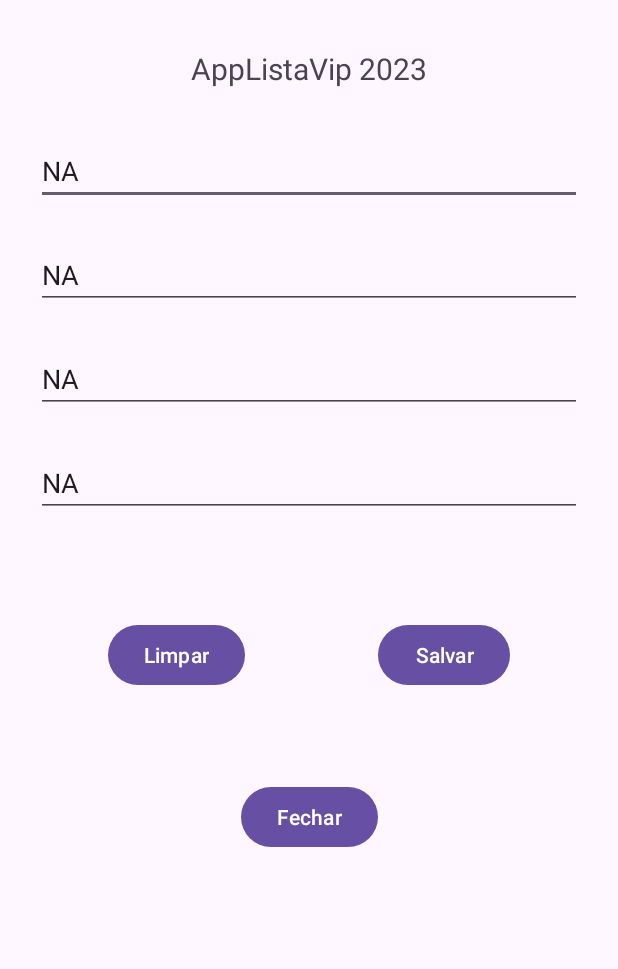
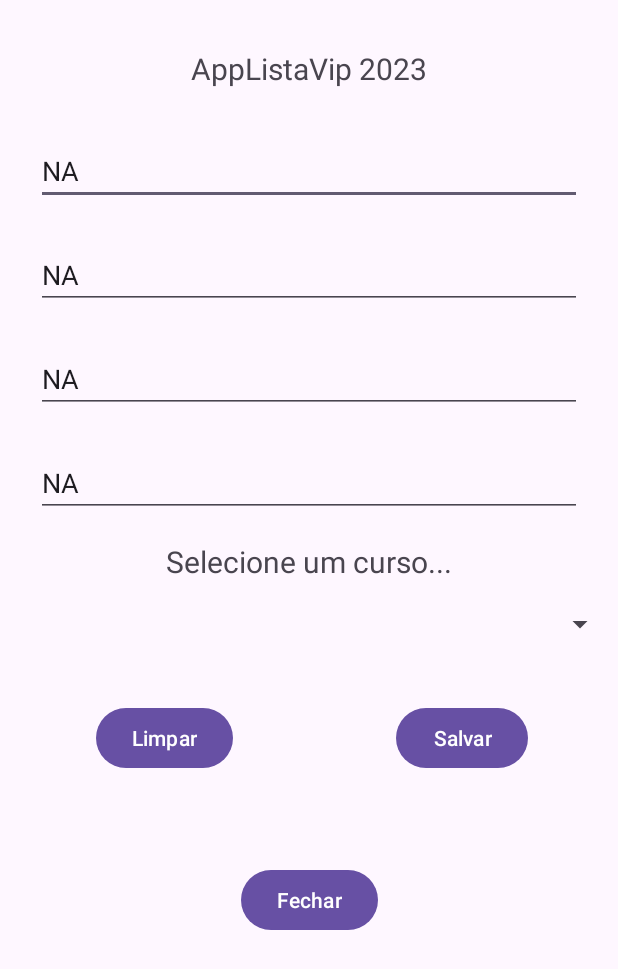
Before and after one commit to BirdJoao/CursoAndroid2023, an Android app: the screen it shows after launch (MainActivity), on a phone screen of 412 x 824 dp. Shown: the top 969 px of the screen. Run offline under Robolectric (Android 15) with nearby library versions, the phone set to English and light mode, and no system bars.

```diff
--- a/AppListaCurso/app/src/main/res/layout/activity_main.xml
+++ b/AppListaCurso/app/src/main/res/layout/activity_main.xml
@@ -77,21 +77,21 @@
         android:id="@+id/buttonLimpar"
         android:layout_width="wrap_content"
         android:layout_height="wrap_content"
-        android:layout_marginStart="72dp"
-        android:layout_marginTop="68dp"
+        android:layout_marginStart="64dp"
+        android:layout_marginTop="40dp"
         android:text="Limpar"
         app:layout_constraintStart_toStartOf="parent"
-        app:layout_constraintTop_toBottomOf="@+id/editTelefone" />
+        app:layout_constraintTop_toBottomOf="@+id/spinner" />
 
     <Button
         android:id="@+id/buttonSalvar"
         android:layout_width="wrap_content"
         android:layout_height="wrap_content"
-        android:layout_marginTop="68dp"
-        android:layout_marginEnd="72dp"
+        android:layout_marginTop="40dp"
+        android:layout_marginEnd="60dp"
         android:text="Salvar"
         app:layout_constraintEnd_toEndOf="parent"
-        app:layout_constraintTop_toBottomOf="@+id/editTelefone" />
+        app:layout_constraintTop_toBottomOf="@+id/spinner" />
 
     <Button
         android:id="@+id/buttonFechar"
@@ -102,4 +102,26 @@
         app:layout_constraintEnd_toEndOf="parent"
         app:layout_constraintStart_toStartOf="parent"
         app:layout_constraintTop_toBottomOf="@+id/buttonLimpar" />
+
+    <Spinner
+        android:id="@+id/spinner"
+        android:layout_width="409dp"
+        android:layout_height="wrap_content"
+        android:layout_marginStart="24dp"
+        android:layout_marginTop="16dp"
+        android:layout_marginEnd="24dp"
+        app:layout_constraintEnd_toEndOf="parent"
+        app:layout_constraintStart_toStartOf="parent"
+        app:layout_constraintTop_toBottomOf="@+id/txtListaSpinner" />
+
+    <TextView
+        android:id="@+id/txtListaSpinner"
+        android:layout_width="wrap_content"
+        android:layout_height="wrap_content"
+        android:layout_marginTop="16dp"
+        android:text="Selecione um curso..."
+        android:textSize="20sp"
+        app:layout_constraintEnd_toEndOf="parent"
+        app:layout_constraintStart_toStartOf="parent"
+        app:layout_constraintTop_toBottomOf="@+id/editTelefone" />
 </androidx.constraintlayout.widget.ConstraintLayout>
```
